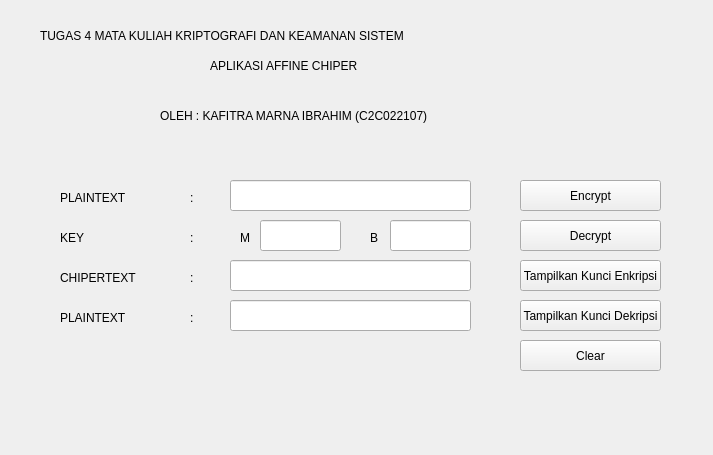
Above: views/home.ui from kafitramarna/rsa before the change. Below: the same form after it.
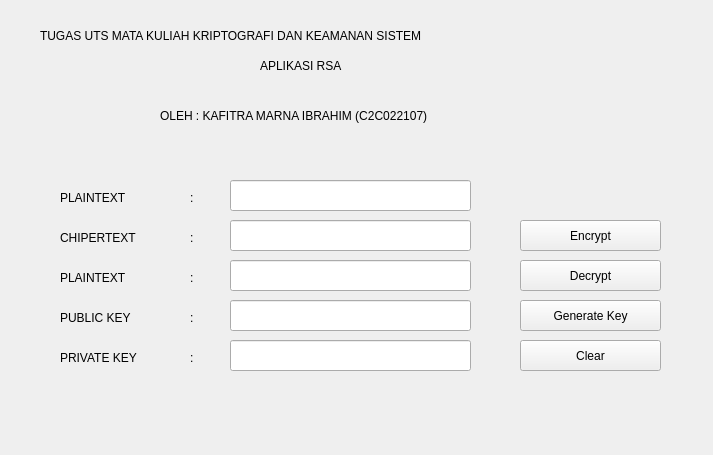
That is the form after the change.

Commit message: ubah affine chiper ke rsa

The edit to the form file:
```diff
--- a/views/home.ui
+++ b/views/home.ui
@@ -18,7 +18,7 @@
     <rect>
      <x>40</x>
      <y>20</y>
-     <width>601</width>
+     <width>611</width>
      <height>31</height>
     </rect>
    </property>
@@ -26,13 +26,13 @@
     <string notr="true">font: 63 14pt &quot;Poppins SemiBold&quot;;</string>
    </property>
    <property name="text">
-    <string>TUGAS 4 MATA KULIAH KRIPTOGRAFI DAN KEAMANAN SISTEM</string>
+    <string>TUGAS UTS MATA KULIAH KRIPTOGRAFI DAN KEAMANAN SISTEM</string>
    </property>
   </widget>
   <widget class="QLabel" name="label_2">
    <property name="geometry">
     <rect>
-     <x>210</x>
+     <x>260</x>
      <y>50</y>
      <width>261</width>
      <height>31</height>
@@ -42,7 +42,7 @@
     <string notr="true">font: 63 14pt &quot;Poppins SemiBold&quot;;</string>
    </property>
    <property name="text">
-    <string>APLIKASI AFFINE CHIPER</string>
+    <string>APLIKASI RSA</string>
    </property>
   </widget>
   <widget class="QLabel" name="label_3">
@@ -77,27 +77,11 @@
     <string>PLAINTEXT</string>
    </property>
   </widget>
-  <widget class="QLabel" name="label_5">
-   <property name="geometry">
-    <rect>
-     <x>60</x>
-     <y>230</y>
-     <width>91</width>
-     <height>16</height>
-    </rect>
-   </property>
-   <property name="styleSheet">
-    <string notr="true">font: 57 12pt &quot;Poppins Medium&quot;;</string>
-   </property>
-   <property name="text">
-    <string>KEY</string>
-   </property>
-  </widget>
   <widget class="QLabel" name="label_6">
    <property name="geometry">
     <rect>
      <x>60</x>
-     <y>270</y>
+     <y>230</y>
      <width>91</width>
      <height>16</height>
     </rect>
@@ -113,7 +97,7 @@
    <property name="geometry">
     <rect>
      <x>60</x>
-     <y>310</y>
+     <y>270</y>
      <width>91</width>
      <height>16</height>
     </rect>
@@ -141,27 +125,11 @@
     <string>:</string>
    </property>
   </widget>
-  <widget class="QLabel" name="label_9">
-   <property name="geometry">
-    <rect>
-     <x>190</x>
-     <y>230</y>
-     <width>16</width>
-     <height>16</height>
-    </rect>
-   </property>
-   <property name="styleSheet">
-    <string notr="true">font: 57 12pt &quot;Poppins Medium&quot;;</string>
-   </property>
-   <property name="text">
-    <string>:</string>
-   </property>
-  </widget>
   <widget class="QLabel" name="label_10">
    <property name="geometry">
     <rect>
      <x>190</x>
-     <y>270</y>
+     <y>230</y>
      <width>16</width>
      <height>16</height>
     </rect>
@@ -177,7 +145,7 @@
    <property name="geometry">
     <rect>
      <x>190</x>
-     <y>310</y>
+     <y>270</y>
      <width>16</width>
      <height>16</height>
     </rect>
@@ -199,21 +167,11 @@
     </rect>
    </property>
   </widget>
-  <widget class="QLineEdit" name="txtM">
-   <property name="geometry">
-    <rect>
-     <x>260</x>
-     <y>220</y>
-     <width>81</width>
-     <height>31</height>
-    </rect>
-   </property>
-  </widget>
   <widget class="QLineEdit" name="txtChiper">
    <property name="geometry">
     <rect>
      <x>230</x>
-     <y>260</y>
+     <y>220</y>
      <width>241</width>
      <height>31</height>
     </rect>
@@ -223,7 +181,7 @@
    <property name="geometry">
     <rect>
      <x>230</x>
-     <y>300</y>
+     <y>260</y>
      <width>241</width>
      <height>31</height>
     </rect>
@@ -233,7 +191,7 @@
    <property name="geometry">
     <rect>
      <x>520</x>
-     <y>180</y>
+     <y>220</y>
      <width>141</width>
      <height>31</height>
     </rect>
@@ -246,7 +204,7 @@
    <property name="geometry">
     <rect>
      <x>520</x>
-     <y>220</y>
+     <y>260</y>
      <width>141</width>
      <height>31</height>
     </rect>
@@ -268,12 +226,51 @@
     <string>Clear</string>
    </property>
   </widget>
+  <widget class="QPushButton" name="btnGenerateKeys">
+   <property name="geometry">
+    <rect>
+     <x>520</x>
+     <y>300</y>
+     <width>141</width>
+     <height>31</height>
+    </rect>
+   </property>
+   <property name="text">
+    <string>Generate Key</string>
+   </property>
+  </widget>
+  <widget class="QLineEdit" name="txtPublicKey">
+   <property name="geometry">
+    <rect>
+     <x>230</x>
+     <y>300</y>
+     <width>241</width>
+     <height>31</height>
+    </rect>
+   </property>
+  </widget>
+  <widget class="QLabel" name="label_9">
+   <property name="geometry">
+    <rect>
+     <x>60</x>
+     <y>310</y>
+     <width>91</width>
+     <height>16</height>
+    </rect>
+   </property>
+   <property name="styleSheet">
+    <string notr="true">font: 57 12pt &quot;Poppins Medium&quot;;</string>
+   </property>
+   <property name="text">
+    <string>PUBLIC KEY</string>
+   </property>
+  </widget>
   <widget class="QLabel" name="label_12">
    <property name="geometry">
     <rect>
-     <x>240</x>
-     <y>230</y>
-     <width>21</width>
+     <x>190</x>
+     <y>310</y>
+     <width>16</width>
      <height>16</height>
     </rect>
    </property>
@@ -281,15 +278,15 @@
     <string notr="true">font: 57 12pt &quot;Poppins Medium&quot;;</string>
    </property>
    <property name="text">
-    <string>M</string>
+    <string>:</string>
    </property>
   </widget>
   <widget class="QLabel" name="label_13">
    <property name="geometry">
     <rect>
-     <x>370</x>
-     <y>230</y>
-     <width>21</width>
+     <x>60</x>
+     <y>350</y>
+     <width>101</width>
      <height>16</height>
     </rect>
    </property>
@@ -297,43 +294,33 @@
     <string notr="true">font: 57 12pt &quot;Poppins Medium&quot;;</string>
    </property>
    <property name="text">
-    <string>B</string>
+    <string>PRIVATE KEY</string>
    </property>
   </widget>
   <widget class="QLineEdit" name="txtB">
    <property name="geometry">
     <rect>
-     <x>390</x>
-     <y>220</y>
-     <width>81</width>
+     <x>230</x>
+     <y>340</y>
+     <width>241</width>
      <height>31</height>
     </rect>
    </property>
   </widget>
-  <widget class="QPushButton" name="btnKunciEncrypt">
+  <widget class="QLabel" name="label_14">
    <property name="geometry">
     <rect>
-     <x>520</x>
-     <y>260</y>
-     <width>141</width>
-     <height>31</height>
+     <x>190</x>
+     <y>350</y>
+     <width>16</width>
+     <height>16</height>
     </rect>
    </property>
-   <property name="text">
-    <string>Tampilkan Kunci Enkripsi</string>
+   <property name="styleSheet">
+    <string notr="true">font: 57 12pt &quot;Poppins Medium&quot;;</string>
    </property>
-  </widget>
-  <widget class="QPushButton" name="btnKunciDecrypt">
-   <property name="geometry">
-    <rect>
-     <x>520</x>
-     <y>300</y>
-     <width>141</width>
-     <height>31</height>
-    </rect>
-   </property>
    <property name="text">
-    <string>Tampilkan Kunci Dekripsi</string>
+    <string>:</string>
    </property>
   </widget>
  </widget>
```
Left out of the diff: 2 changed lines with no effect on the pictures. The commit also changes 3 other files.
